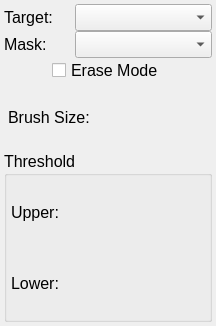
Old version of the form src/Interface/ToolInterface/PaintToolInterface.ui in the repository SCIInstitute/Seg3D.
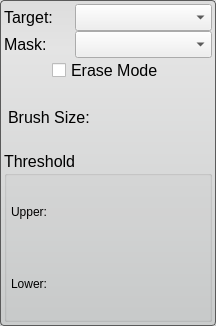
New version of the form.

Commit message: updates to all tool interfaces

What changed in the file:
```diff
--- a/src/Interface/ToolInterface/PaintToolInterface.ui
+++ b/src/Interface/ToolInterface/PaintToolInterface.ui
@@ -36,6 +36,13 @@
   <property name="windowTitle">
    <string>Paint Tool</string>
   </property>
+  <property name="styleSheet">
+   <string notr="true">QWidget#PaintToolInterface{
+  border-radius: 4px;
+  border: 1px solid rgb(90, 90, 90);
+  background-color: qlineargradient(spread:pad, x1:0.5, y1:0, x2:0.5, y2:0.960227, stop:0 rgba(221, 221, 221, 255), stop:0.155779 rgba(228, 228, 228, 255), stop:1 rgba(202, 204, 204, 255));      
+}</string>
+  </property>
   <layout class="QVBoxLayout" name="verticalLayout_2">
    <property name="spacing">
     <number>0</number>
```
The commit also changes 26 other files.
